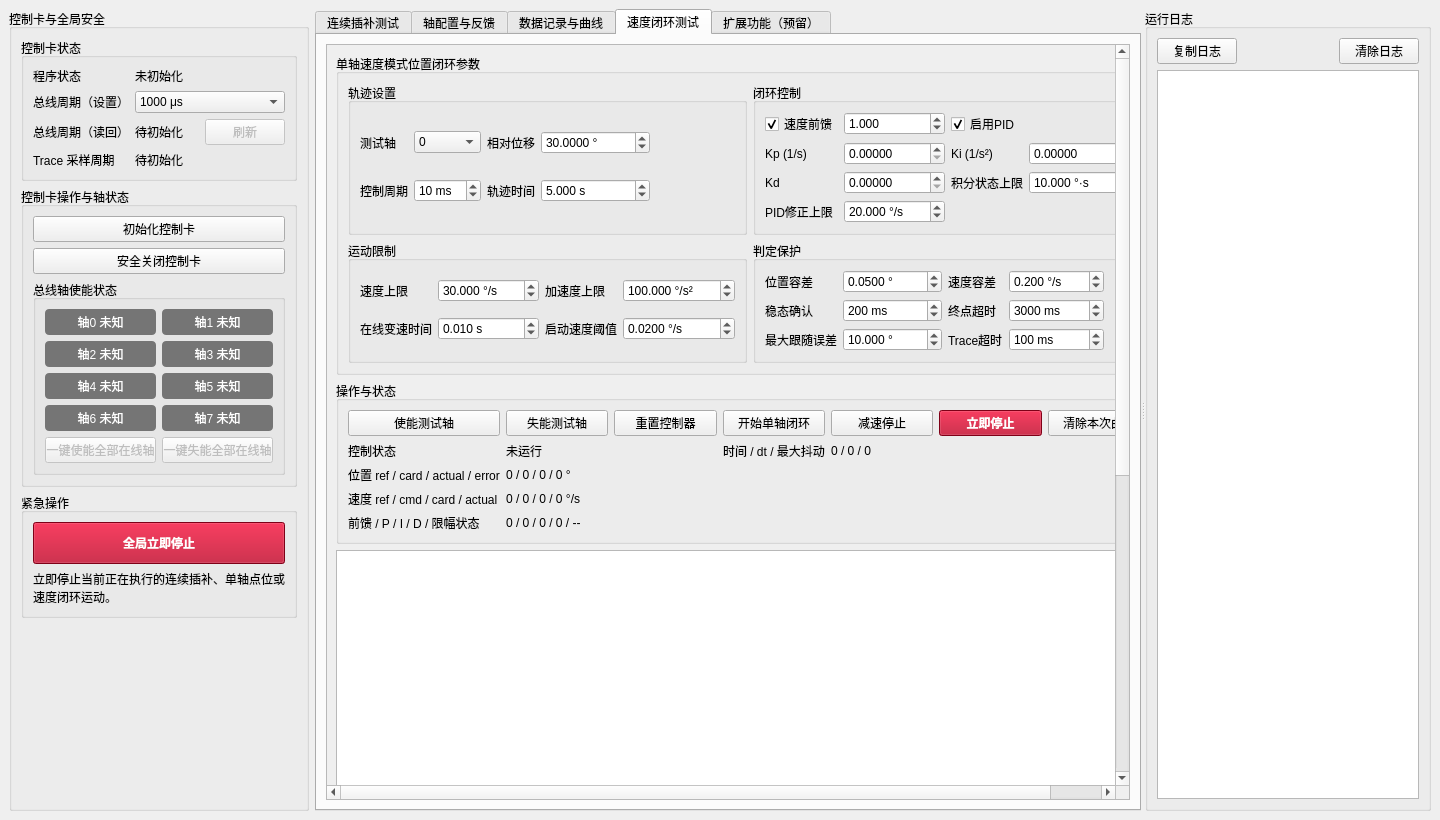
yzj148162-cmyk/E5000-ContiInterpolation, file conti_ctrl/mainwindow.ui: the form before one commit.
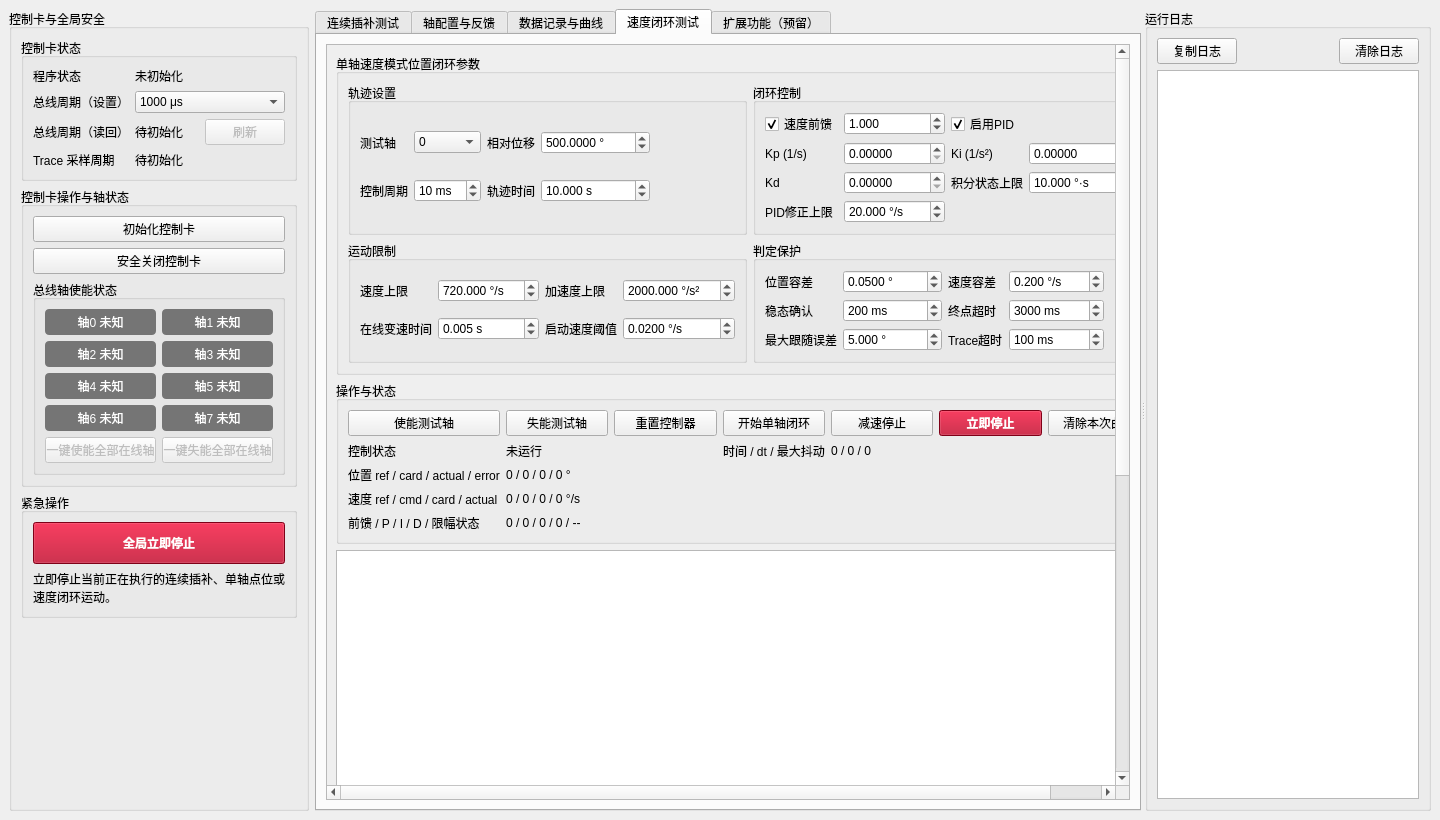
The form after the commit. Custom widgets are drawn as their Qt base class.

Commit message: 调整速度闭环测试默认参数

What changed in the file:
```diff
--- a/conti_ctrl/mainwindow.ui
+++ b/conti_ctrl/mainwindow.ui
@@ -2121,7 +2121,7 @@
                    <double>1000000.000000000000000</double>
                   </property>
                   <property name="value">
-                   <double>30.000000000000000</double>
+                    <double>500.000000000000000</double>
                   </property>
                  </widget>
                 </item>
@@ -2147,7 +2147,7 @@
                    <double>3600.000000000000000</double>
                   </property>
                   <property name="value">
-                   <double>5.000000000000000</double>
+                    <double>10.000000000000000</double>
                   </property>
                  </widget>
                 </item>
@@ -2373,7 +2373,7 @@
                    <double>10000.000000000000000</double>
                   </property>
                   <property name="value">
-                   <double>30.000000000000000</double>
+                    <double>720.000000000000000</double>
                   </property>
                  </widget>
                 </item>
@@ -2399,7 +2399,7 @@
                    <double>100000.000000000000000</double>
                   </property>
                   <property name="value">
-                   <double>100.000000000000000</double>
+                    <double>2000.000000000000000</double>
                   </property>
                  </widget>
                 </item>
@@ -2428,7 +2428,7 @@
                    <double>0.010000000000000</double>
                   </property>
                   <property name="value">
-                   <double>0.010000000000000</double>
+                    <double>0.005000000000000</double>
                   </property>
                  </widget>
                 </item>
@@ -2600,7 +2600,7 @@
                    <double>100000.000000000000000</double>
                   </property>
                   <property name="value">
-                   <double>10.000000000000000</double>
+                    <double>5.000000000000000</double>
                   </property>
                  </widget>
                 </item>
```
Left out of the diff: 2 changed lines with no effect on the pictures. Lines whose indentation alone changed are shown as unchanged. The commit also changes 2 other files.
